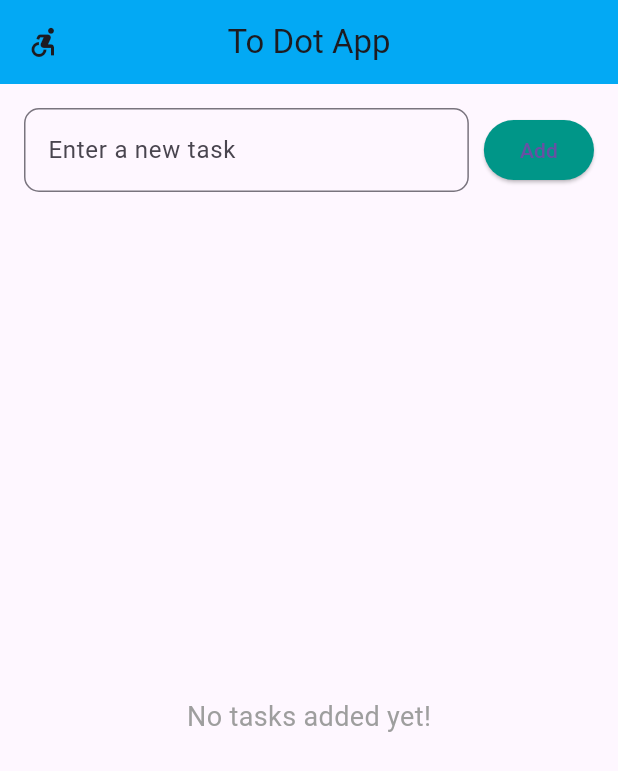
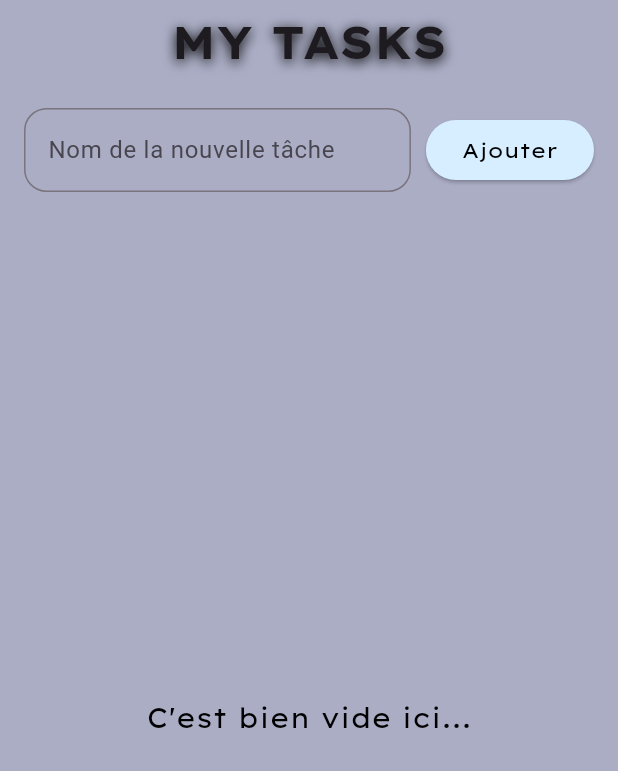
Before and after one commit to Jarod-G/TO-DO-LIST, a Flutter app: the screen it shows after launch, on a phone screen of 412 x 824 dp. Shown: the top 771 px of the screen. Run offline on Flutter 3.47's test engine with Material 3 defaults, Android fonts, the phone set to English and light mode, and no system bars; our stand-ins replace shared_preferences.

Commit message:
MY TASKS v1.0.0

```diff
--- a/TODO_LIST/todo_list/lib/views/home_screen.dart
+++ b/TODO_LIST/todo_list/lib/views/home_screen.dart
@@ -1,5 +1,6 @@
+import 'dart:convert';
 import 'package:flutter/material.dart';
-
+import 'package:shared_preferences/shared_preferences.dart';
 
 class TodoListPage extends StatefulWidget {
   const TodoListPage({super.key});
@@ -9,74 +10,132 @@ class TodoListPage extends StatefulWidget {
 }
 
 class _TodoListPageState extends State<TodoListPage> {
-  final List<Map<String, dynamic>> _tasks = [];
+  List<Map<String, dynamic>> _tasks = [];  // Liste des tâches
   final TextEditingController _controller = TextEditingController();
 
-  void _addTask(String task) {
-    if (task.isNotEmpty) {
+  @override
+  void initState() {
+    super.initState();
+    _loadTasks();  // Charger les tâches enregistrées
+  }
+
+  // Charger les tâches depuis SharedPreferences
+  Future<void> _loadTasks() async {
+    SharedPreferences prefs = await SharedPreferences.getInstance();
+    String? tasksString = prefs.getString('tasks');  // Récupérer la liste des tâches en JSON
+
+    if (tasksString != null && tasksString.isNotEmpty) {
+      // Convertir le JSON en liste de cartes (Map)
+      List<dynamic> tasksList = jsonDecode(tasksString);
       setState(() {
-        _tasks.add({'title': task, 'isDone': false});
+        _tasks = tasksList.map((task) => Map<String, dynamic>.from(task)).toList();
       });
-      _controller.clear();
+    } else {
+      setState(() {
+        _tasks = [];  // Si aucune tâche n'est enregistrée, on commence avec une liste vide
+      });
     }
   }
 
-  void _toggleTask(int index) {
+  // Enregistrer les tâches dans SharedPreferences
+  Future<void> _saveTasks() async {
+    SharedPreferences prefs = await SharedPreferences.getInstance();
+    String tasksString = jsonEncode(_tasks);  // Convertir la liste des tâches en JSON
+    await prefs.setString('tasks', tasksString);  // Sauvegarder les tâches sous forme de chaîne JSON
+  }
+
+  // Ajouter une nouvelle tâche
+  Future<void> _addTask() async {
+    if (_controller.text.isNotEmpty) {
+      setState(() {
+        _tasks.add({
+          'task': _controller.text, // Description de la tâche
+          'isDone': false, // Par défaut, la tâche est non terminée
+        });
+        _controller.clear(); // Effacer le champ de saisie
+      });
+      await _saveTasks();  // Sauvegarder les tâches après l'ajout
+    }
+  }
+
+  // Basculer l'état de "isDone" pour une tâche
+  Future<void> _toggleTask(int index) async {
     setState(() {
       _tasks[index]['isDone'] = !_tasks[index]['isDone'];
     });
+    await _saveTasks();  // Sauvegarder les tâches après modification
   }
 
-  void _deleteTask(int index) {
+  // Supprimer une tâche
+  Future<void> _deleteTask(int index) async {
     setState(() {
-      _tasks.removeAt(index);
+      _tasks.removeAt(index); // Supprimer la tâche
     });
+    await _saveTasks();  // Sauvegarder les tâches après suppression
   }
-
 
   @override
   Widget build(BuildContext context) {
     return Scaffold(
+      // BACKGROUND MAIN COLOR
+      backgroundColor: Color(0xFFAAADC4),
+
+      // APPBAR OPTIONS
       appBar: AppBar(
-        leading: Icon(Icons.accessible_forward_outlined),
-        title: Text('To Dot App'),
-        backgroundColor: Colors.lightBlue,
+        title: Text(
+          'MY TASKS',
+          style: TextStyle(
+            fontSize: 30,
+            fontFamily: "LexendExa",
+            fontWeight: FontWeight.bold,
+            shadows: [Shadow(color: Colors.black, offset: Offset(0, 2), blurRadius: 10)],
+          ),
+        ),
+        backgroundColor: Color(0xFFAAADC4),
         centerTitle: true,
       ),
+
+      // BODY OPTIONS
       body: Padding(
         padding: const EdgeInsets.all(16.0),
         child: Column(
           children: [
+            // Champ de saisie et bouton pour ajouter une tâche
             Row(
               children: [
                 Expanded(
                   child: TextField(
                     controller: _controller,
                     decoration: InputDecoration(
-                      hintText: 'Enter a new task',
+                      hintText: 'Nom de la nouvelle tâche',
                       border: OutlineInputBorder(
-                        borderRadius: BorderRadius.circular(10.0),
+                        borderRadius: BorderRadius.circular(15.0),
+                        borderSide: BorderSide(color: Color(0xFF3E442B)),
                       ),
                     ),
                   ),
                 ),
                 SizedBox(width: 10),
                 ElevatedButton(
-                  onPressed: () => _addTask(_controller.text),
+                  onPressed: _addTask,
                   style: ElevatedButton.styleFrom(
-                    backgroundColor: Colors.teal,
+                    backgroundColor: Color(0xFFD6EEFF),
                   ),
-                  child: Text('Add'),
+                  child: Text(
+                    'Ajouter',
+                    style: TextStyle(color: Colors.black, fontFamily: "LexendExa"),
+                  ),
                 ),
               ],
             ),
             SizedBox(height: 20),
+            // Afficher la liste des tâches
             Expanded(
               child: _tasks.isEmpty
                   ? Center(
                 child: Text(
-                  'No tasks added yet!',
-                  style: TextStyle(fontSize: 18, color: Colors.grey),
+                  'C\'est bien vide ici...',
+                  style: TextStyle(fontSize: 18, color: Colors.black, fontFamily: "LexendExa"),
                 ),
               )
                   : ListView.builder(
@@ -84,23 +143,22 @@ class _TodoListPageState extends State<TodoListPage> {
                 itemBuilder: (context, index) {
                   final task = _tasks[index];
                   return Card(
+                    color: Color(0xFFD6EEFF),
                     shape: RoundedRectangleBorder(
                       borderRadius: BorderRadius.circular(10.0),
                     ),
                     margin: EdgeInsets.symmetric(vertical: 5),
-                    child:
-                    ListTile(
+                    child: ListTile(
                       leading: Checkbox(
                         value: task['isDone'],
                         onChanged: (value) => _toggleTask(index),
                         activeColor: Colors.teal,
                       ),
                       title: Text(
-                        task['title'],
+                        task['task'],
                         style: TextStyle(
-                          decoration: task['isDone']
-                              ? TextDecoration.lineThrough
-                              : null,
+                          fontFamily: "LexendExa",
+                          decoration: task['isDone'] ? TextDecoration.lineThrough : null,
                         ),
                       ),
                       trailing: IconButton(
```
Also changed, not shown: TODO_LIST/todo_list/pubspec.yaml (+13 -10 lines), TODO_LIST/todo_list/fonts/LexendExa-Black.ttf (added), TODO_LIST/todo_list/fonts/LexendExa-Bold.ttf (added), TODO_LIST/todo_list/fonts/LexendExa-ExtraBold.ttf (added), TODO_LIST/todo_list/fonts/LexendExa-ExtraLight.ttf (added), TODO_LIST/todo_list/fonts/LexendExa-Light.ttf (added), TODO_LIST/todo_list/fonts/LexendExa-Medium.ttf (added), TODO_LIST/todo_list/fonts/LexendExa-Regular.ttf (added), TODO_LIST/todo_list/fonts/LexendExa-SemiBold.ttf (added), TODO_LIST/todo_list/fonts/LexendExa-Thin.ttf (added), TODO_LIST/todo_list/pubspec.lock, 3 other files.
